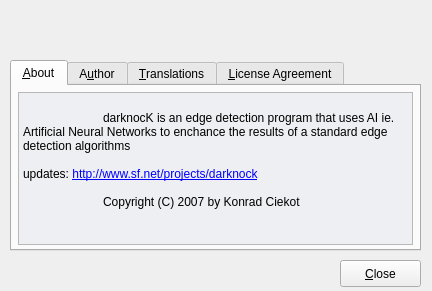
This is src/about.ui in darknock/qlshape as Qt 5 draws it before an edit. The edited form follows.
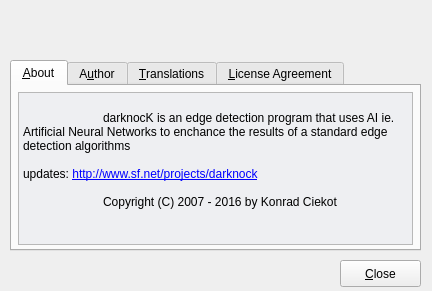
This is the edited form. Icons and pictures are not drawn.

What changed in the file:
```diff
--- a/src/about.ui
+++ b/src/about.ui
@@ -152,7 +152,7 @@
 &lt;p style=" margin-top:0px; margin-bottom:0px; margin-left:0px; margin-right:0px; -qt-block-indent:0; text-indent:0px;">	&lt;/p>
 &lt;p style=" margin-top:0px; margin-bottom:0px; margin-left:0px; margin-right:0px; -qt-block-indent:0; text-indent:0px;">updates: &lt;a href="http://www.sourceforge.net/projects/darknock">&lt;span style=" text-decoration: underline; color:#0000ff;">http://www.sf.net/projects/darknock&lt;/span>&lt;/a>&lt;/p>
 &lt;p style="-qt-paragraph-type:empty; margin-top:0px; margin-bottom:0px; margin-left:0px; margin-right:0px; -qt-block-indent:0; text-indent:0px;">&lt;/p>
-&lt;p style=" margin-top:0px; margin-bottom:0px; margin-left:0px; margin-right:0px; -qt-block-indent:0; text-indent:0px;">	Copyright (C) 2007 by Konrad Ciekot&lt;/p>&lt;/body>&lt;/html></string>
+&lt;p style=" margin-top:0px; margin-bottom:0px; margin-left:0px; margin-right:0px; -qt-block-indent:0; text-indent:0px;">	Copyright (C) 2007 - 2016 by Konrad Ciekot&lt;/p>&lt;/body>&lt;/html></string>
      </property>
      <property name="acceptRichText" >
       <bool>true</bool>
```
Left out of the diff: 2 changed lines with no effect on the pictures.
